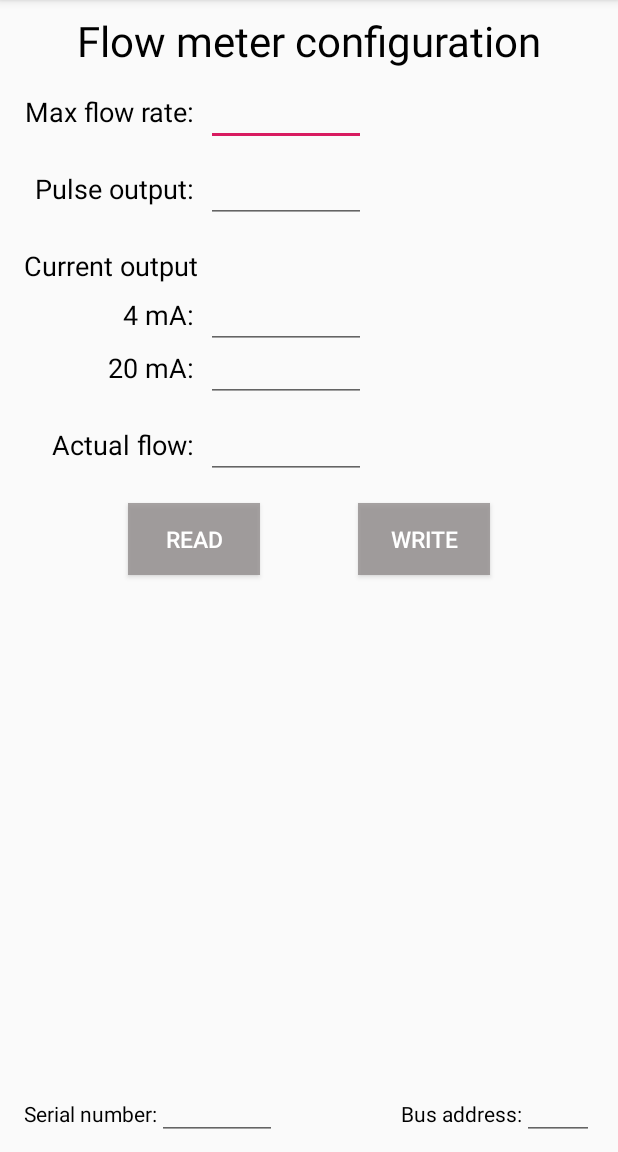
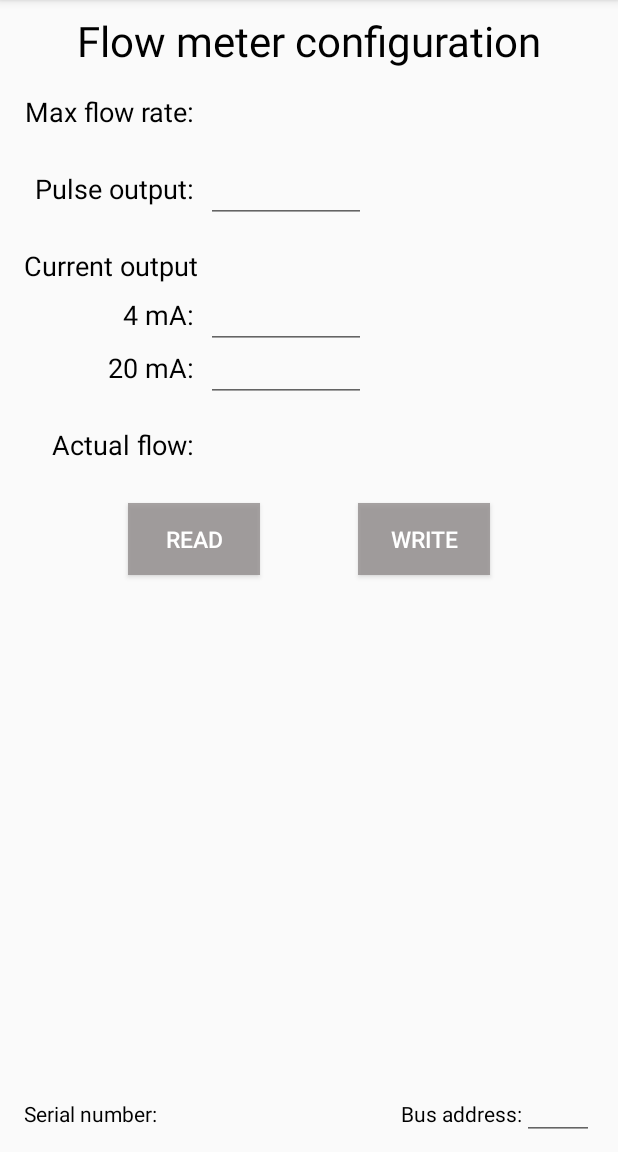
Before and after one commit to MercantecData/portfolio-mekjolle, an Android app: the screen it shows after launch (MainActivity), on a phone screen of 412 x 824 dp, the part 84-1236 px from its top. Run offline under Robolectric (Android 15) with nearby library versions, the phone set to English and light mode, and no system bars.

Commit message:
Fjern line under felt

```diff
--- a/App programmering/Opgave/app/src/main/java/com/example/app/MainActivity.java
+++ b/App programmering/Opgave/app/src/main/java/com/example/app/MainActivity.java
@@ -4,6 +4,7 @@ import android.app.PendingIntent;
 import android.content.Context;
 import android.content.Intent;
 import android.content.IntentFilter;
+import android.content.pm.ActivityInfo;
 import android.support.v7.app.AppCompatActivity;
 import android.os.Bundle;
 import android.text.TextUtils;
@@ -84,6 +85,7 @@ public class MainActivity extends AppCompatActivity {
     protected void onCreate(Bundle savedInstanceState) {
         super.onCreate(savedInstanceState);
         setContentView(R.layout.activity_main);
+        lockScreenOrientation();
 
         TextViewUnit1 = (TextView) findViewById(R.id.textViewUnit1);
         TextViewUnit2 = (TextView) findViewById(R.id.textViewUnit2);
@@ -100,10 +102,21 @@ public class MainActivity extends AppCompatActivity {
         editTextActualflow = (EditText) findViewById(R.id.editTextActualFlow);
         buttonwrite = (Button) findViewById(R.id.buttonwrite);
         buttonread = (Button) findViewById(R.id.buttonread);
+
+        //Gøre felterne ikke klikbare
         editTextSerialnumber.setKeyListener(null);
         editTextMaxflowrate.setKeyListener(null);
         editTextActualflow.setKeyListener(null);
 
+        //Gøre deres underline transparrant
+        editTextSerialnumber.setBackgroundResource(android.R.color.transparent);
+        editTextMaxflowrate.setBackgroundResource(android.R.color.transparent);
+        editTextActualflow.setBackgroundResource(android.R.color.transparent);
+
+    }
+
+    private void lockScreenOrientation() {
+        setRequestedOrientation(ActivityInfo.SCREEN_ORIENTATION_PORTRAIT);
     }
 
     private float si2local_volume (int volume, float val) {
```
